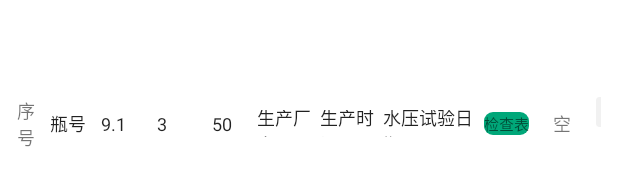
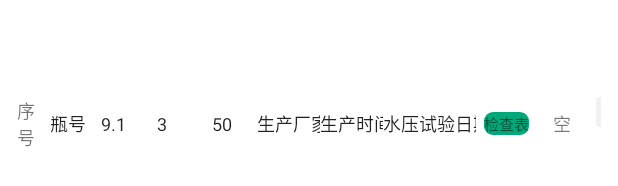
Before and after one commit to fallwd/fire_inspection_APP, an Android app: the layout item_patrol_form_input.xml on its own in the app's theme, with its tools: preview values and no code run, on a phone screen of 412 x 824 dp. Shown: the part 494-680 px from the top of the screen. Run offline under Robolectric (Android 15) with nearby library versions, the phone set to English and light mode, and no system bars.

Commit message:
no message

```diff
--- a/app/src/main/res/layout/item_patrol_form_input.xml
+++ b/app/src/main/res/layout/item_patrol_form_input.xml
@@ -37,6 +37,7 @@
                 android:layout_height="wrap_content"
                 android:layout_centerInParent="true"
                 android:background="@null"
+                android:singleLine="true"
                 android:maxLines="1"
                 android:text="瓶号"
                 android:textSize="12sp" />
@@ -53,6 +54,7 @@
                 android:layout_height="wrap_content"
                 android:layout_centerInParent="true"
                 android:background="@null"
+                android:singleLine="true"
                 android:maxLines="1"
                 android:text="9.1"
                 android:textSize="12sp" />
@@ -69,6 +71,7 @@
                 android:layout_height="wrap_content"
                 android:layout_centerInParent="true"
                 android:background="@null"
+                android:singleLine="true"
                 android:maxLines="1"
                 android:text="3"
                 android:textSize="12sp" />
@@ -85,6 +88,7 @@
                 android:layout_height="wrap_content"
                 android:layout_centerInParent="true"
                 android:background="@null"
+                android:singleLine="true"
                 android:maxLines="1"
                 android:text="50"
                 android:textSize="12sp" />
@@ -101,6 +105,7 @@
                 android:layout_height="wrap_content"
                 android:layout_centerInParent="true"
                 android:background="@null"
+                android:singleLine="true"
                 android:maxLines="1"
                 android:text="生产厂家"
                 android:textSize="12sp" />
@@ -117,6 +122,7 @@
                 android:layout_height="wrap_content"
                 android:layout_centerInParent="true"
                 android:background="@null"
+                android:singleLine="true"
                 android:maxLines="1"
                 android:text="生产时间"
                 android:textSize="12sp" />
@@ -133,6 +139,7 @@
                 android:layout_height="wrap_content"
                 android:layout_centerInParent="true"
                 android:background="@null"
+                android:singleLine="true"
                 android:maxLines="1"
                 android:text="水压试验日期"
                 android:textSize="12sp" />
```
